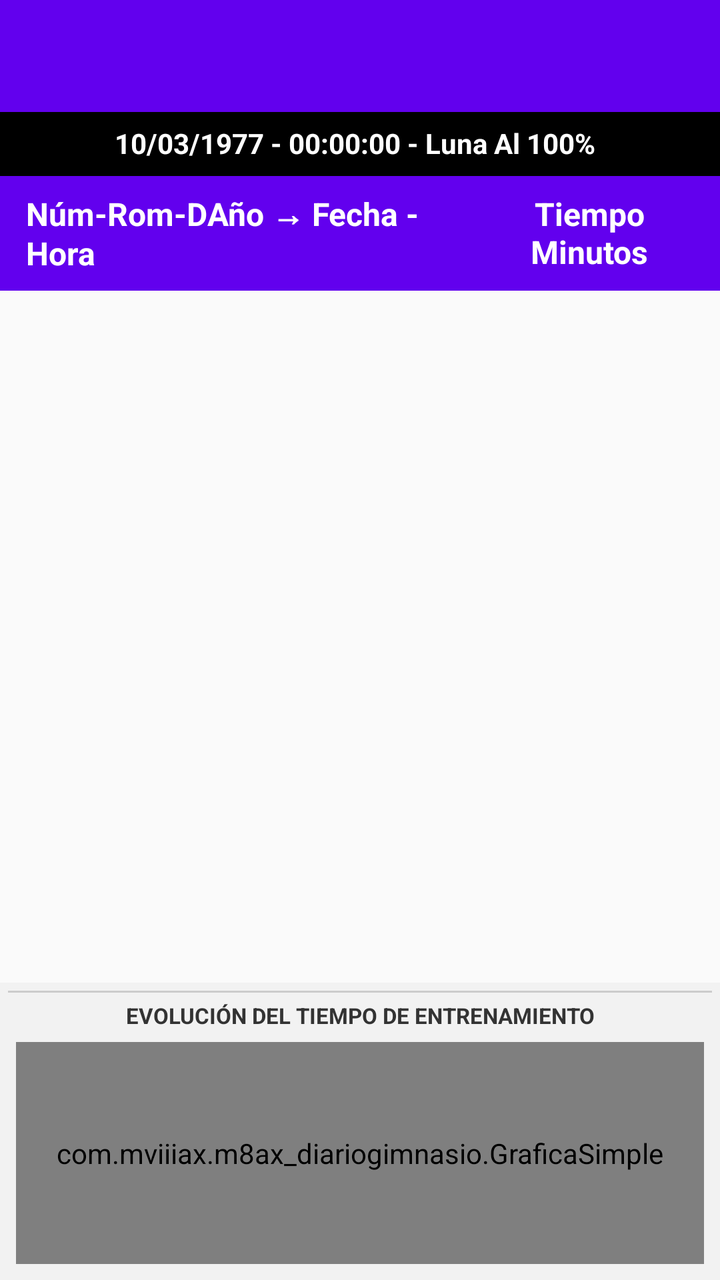
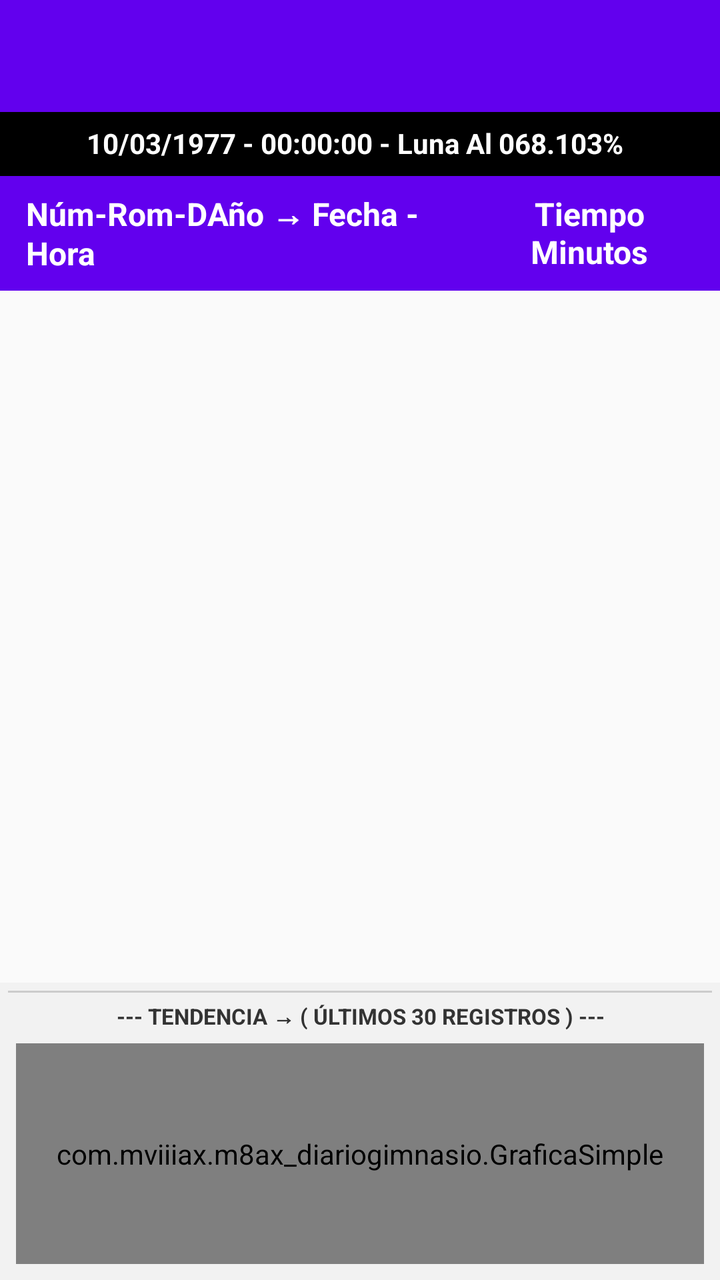

An Android layout rendered at two revisions. The XML below is the earlier revision; the diff shows what the commit changed to produce the second picture.
<!-- AndroidManifest.xml: application theme Theme.M8AXDiarioDeGimnasio -->
<!-- res/layout/activity_main.xml -->
<?xml version="1.0" encoding="utf-8"?>

<LinearLayout xmlns:android="http://schemas.android.com/apk/res/android"
    xmlns:app="http://schemas.android.com/apk/res-auto"
    android:layout_width="match_parent"
    android:layout_height="match_parent"
    android:orientation="vertical">

    <com.google.android.material.appbar.MaterialToolbar
        android:id="@+id/toolbar"
        android:layout_width="match_parent"
        android:layout_height="?attr/actionBarSize"
        android:background="?attr/colorPrimary"
        android:elevation="4dp"
        android:title="Diario De Gimnasio De M8AX"
        android:titleTextColor="@android:color/white"
        app:popupTheme="@style/ThemeOverlay.AppCompat.Light" />

    <TextView
        android:id="@+id/textEncima"
        android:layout_width="match_parent"
        android:layout_height="wrap_content"
        android:background="#000000"
        android:gravity="center"
        android:minHeight="32dp"
        android:paddingTop="5dp"
        android:paddingEnd="5dp"
        android:paddingBottom="6dp"
        android:text="10/03/1977 - 00:00:00 - Luna Al 100%"
        android:textColor="#FFFFFF"
        android:textSize="14sp"
        android:textStyle="bold" />

    <LinearLayout
        android:layout_width="match_parent"
        android:layout_height="wrap_content"
        android:background="@color/headerBackground"
        android:orientation="horizontal"
        android:padding="8dp">

        <TextView
            android:layout_width="0dp"
            android:layout_height="wrap_content"
            android:layout_weight="2"
            android:paddingStart="5dp"
            android:text="Núm-Rom-DAño → Fecha - Hora"
            android:textColor="@color/headerText"
            android:textSize="16sp"
            android:textStyle="bold" />

        <TextView
            android:layout_width="0dp"
            android:layout_height="wrap_content"
            android:layout_weight="1"
            android:gravity="center"
            android:text="Tiempo Minutos"
            android:textColor="@color/headerText"
            android:textSize="16sp"
            android:textStyle="bold" />
    </LinearLayout>

    <androidx.recyclerview.widget.RecyclerView
        android:id="@+id/rvGimnasio"
        android:layout_width="match_parent"
        android:layout_height="0dp"
        android:layout_weight="0.7"
        android:clipToPadding="false"
        android:padding="6dp" />

    <LinearLayout
        android:layout_width="match_parent"
        android:layout_height="0dp"
        android:layout_weight="0.3"
        android:background="#F2F2F2"
        android:orientation="vertical"
        android:padding="4dp">

        <View
            android:layout_width="match_parent"
            android:layout_height="1dp"
            android:background="#CCCCCC" />

        <TextView
            android:layout_width="match_parent"
            android:layout_height="wrap_content"
            android:gravity="center"
            android:paddingTop="4dp"
            android:paddingBottom="2dp"
            android:text="EVOLUCIÓN DEL TIEMPO DE ENTRENAMIENTO"
            android:textColor="#333333"
            android:textSize="11sp"
            android:textStyle="bold" />

        <com.mviiiax.m8ax_diariogimnasio.GraficaSimple
            android:id="@+id/miGrafica"
            android:layout_width="match_parent"
            android:layout_height="match_parent"
            android:layout_margin="4dp"
            android:background="#FFFFFF" />
    </LinearLayout>
</LinearLayout>
<!-- resources referenced by this layout -->
<resources>
  <color name="headerBackground">#6200EE</color>
  <color name="headerText">#FFFFFF</color>
  <style name="Theme.M8AXDiarioDeGimnasio" parent="Theme.AppCompat.Light.NoActionBar">
          <item name="colorPrimary">@color/purple_500</item>
          <item name="colorPrimaryDark">@color/purple_700</item>
          <item name="colorAccent">@color/teal_200</item>
      </style>
  <color name="purple_500">#6200EE</color>
  <color name="purple_700">#3700B3</color>
  <color name="teal_200">#03DAC5</color>
</resources>

<!-- the commit's change to res/layout/activity_main.xml (unified diff, before → after) -->
@@ -26,7 +26,7 @@
         android:paddingTop="5dp"
         android:paddingEnd="5dp"
         android:paddingBottom="6dp"
-        android:text="10/03/1977 - 00:00:00 - Luna Al 100%"
+        android:text="10/03/1977 - 00:00:00 - Luna Al 068.103%"
         android:textColor="#FFFFFF"
         android:textSize="14sp"
         android:textStyle="bold" />
@@ -86,7 +86,7 @@
             android:gravity="center"
             android:paddingTop="4dp"
             android:paddingBottom="2dp"
-            android:text="EVOLUCIÓN DEL TIEMPO DE ENTRENAMIENTO"
+            android:text="--- TENDENCIA → ( ÚLTIMOS 30 REGISTROS ) ---"
             android:textColor="#333333"
             android:textSize="11sp"
             android:textStyle="bold" />
